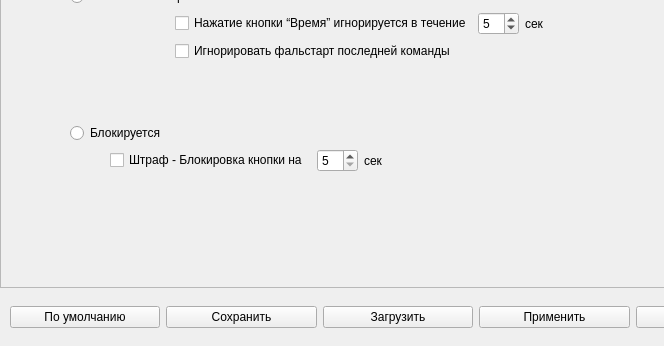
Above: app/ui/settings.ui from AnnushkaStark/Brain_ring_game-admin_panel- before the change; both pictures show x 0 to 664 and y 173 to 519 of the 782 by 519 pixel window. Below: the same form after it.
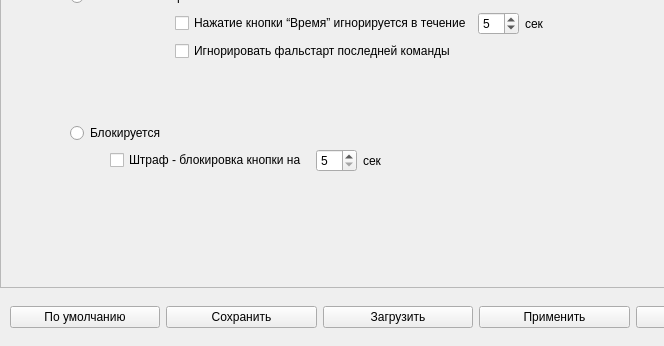
That is the form after the change. The open tabs and pages were chosen to show the change.

Commit message: Завершил ревью. Заданы имена, значения по умолчанию, границы, шаги для всех элементов интерфейса.

Diff of the .ui file:
```diff
--- a/app/ui/settings.ui
+++ b/app/ui/settings.ui
@@ -919,7 +919,7 @@
              <item>
               <widget class="QCheckBox" name="checkBox_falsestart_block_team_button">
                <property name="text">
-                <string>Штраф - Блокировка кнопки на </string>
+                <string>Штраф - блокировка кнопки на </string>
                </property>
               </widget>
              </item>
@@ -953,32 +953,6 @@
                </property>
               </spacer>
              </item>
-             <item>
-              <spacer name="horizontalSpacer_24">
-               <property name="orientation">
-                <enum>Qt::Horizontal</enum>
-               </property>
-               <property name="sizeHint" stdset="0">
-                <size>
-                 <width>40</width>
-                 <height>20</height>
-                </size>
-               </property>
-              </spacer>
-             </item>
-             <item>
-              <spacer name="horizontalSpacer_14">
-               <property name="orientation">
-                <enum>Qt::Horizontal</enum>
-               </property>
-               <property name="sizeHint" stdset="0">
-                <size>
-                 <width>40</width>
-                 <height>20</height>
-                </size>
-               </property>
-              </spacer>
-             </item>
             </layout>
            </item>
           </layout>
```
Left out of the diff: 69 changed lines with no effect on the pictures.
